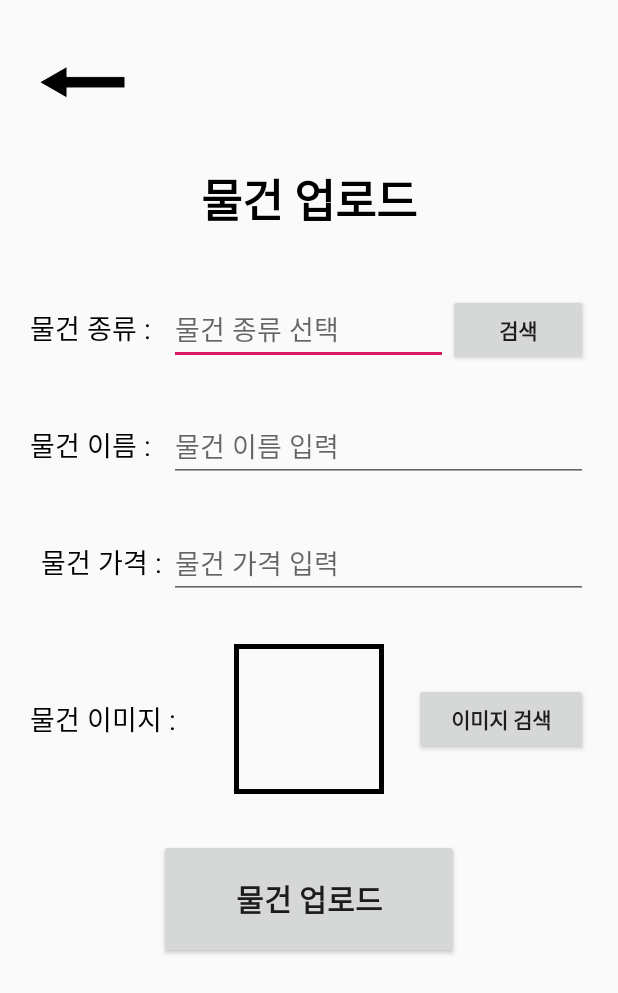
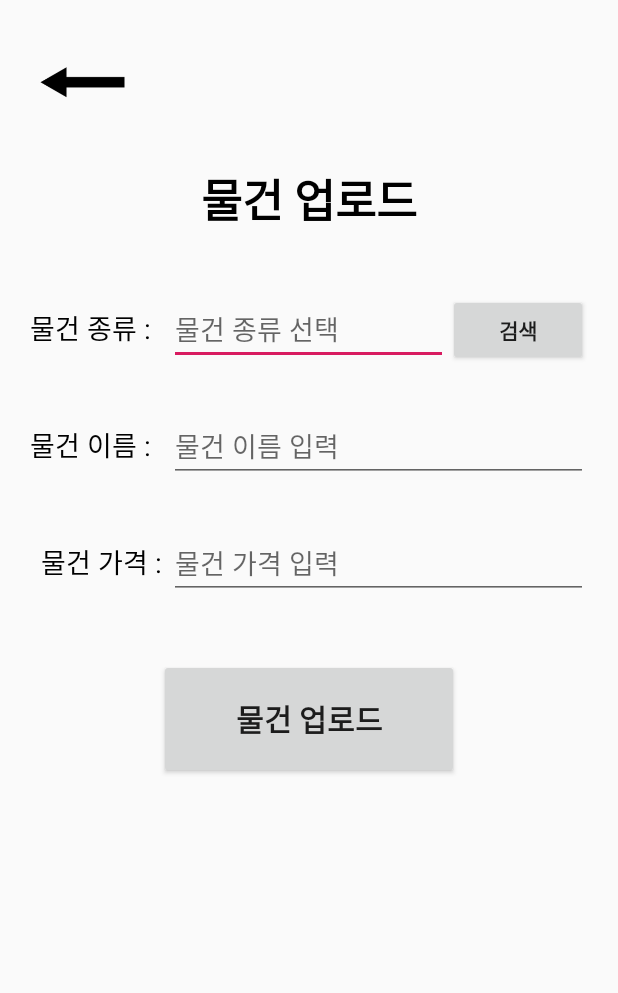
Before and after one commit to ssb2ss/AppProgrammingProject, an Android app: the UploadItemActivity screen opened directly, with no data from a screen before it, after a tap on "물건 업로드", on a phone screen of 412 x 824 dp. Shown: the top 993 px of the screen. Run offline under Robolectric (Android 15) with nearby library versions, the phone set to English and light mode, and no system bars.

Commit message:
거의 완성

```diff
--- a/app/src/main/java/com/example/masterofconsumption/DBHelper.java
+++ b/app/src/main/java/com/example/masterofconsumption/DBHelper.java
@@ -14,7 +14,7 @@ public class DBHelper extends SQLiteOpenHelper {
     }
     @Override
     public void onCreate(SQLiteDatabase db) {
-        String createSQL = "create table uploaditem(item text, name text primary key, price text, image blob)";
+        String createSQL = "create table uploaditem(item text, name text primary key, price text)";
         try
         {
             db.execSQL(createSQL);
--- a/app/src/main/java/com/example/masterofconsumption/ListViewResultAdapter.java
+++ b/app/src/main/java/com/example/masterofconsumption/ListViewResultAdapter.java
@@ -49,7 +49,7 @@ public class ListViewResultAdapter extends BaseAdapter {
 
         name.setText(datas.get(position).name);
         price.setText(datas.get(position).price + "원");
-        value.setText(datas.get(position).value + "개");
+        value.setText("X " + datas.get(position).value);
 
         return convertView;
     }
--- a/app/src/main/java/com/example/masterofconsumption/ListViewSetItem.java
+++ b/app/src/main/java/com/example/masterofconsumption/ListViewSetItem.java
@@ -7,7 +7,6 @@ public class ListViewSetItem {
 
     String name;
     String price;
-    Bitmap image;
     CheckBox checkBox;
 
     public ListViewSetItem(String _name, String _price) {
--- a/app/src/main/java/com/example/masterofconsumption/ListViewSetItemAdapter.java
+++ b/app/src/main/java/com/example/masterofconsumption/ListViewSetItemAdapter.java
@@ -88,10 +88,10 @@ public class ListViewSetItemAdapter extends BaseExpandableListAdapter {
         }
 
         TextView textView = convertView.findViewById(R.id.setItemName);
-        ImageView imageView = convertView.findViewById(R.id.setItemImage);
+        TextView textViewPrice = convertView.findViewById(R.id.setItemPrice);
         kindList.get(groupPosition).itemList.get(childPosition).checkBox = convertView.findViewById(R.id.checkbox);
         textView.setText(kindList.get(groupPosition).itemList.get(childPosition).name);
-        imageView.setImageBitmap(kindList.get(groupPosition).itemList.get(childPosition).image);
+        textViewPrice.setText(kindList.get(groupPosition).itemList.get(childPosition).price);
 
         return convertView;
     }
--- a/app/src/main/java/com/example/masterofconsumption/ResultActivity.java
+++ b/app/src/main/java/com/example/masterofconsumption/ResultActivity.java
@@ -18,6 +18,7 @@ public class ResultActivity extends AppCompatActivity {
 
     BackButtonCloseHandler backButtonCloseHandler;
 
+    TextView priceText;
     Button applyButton;
     ListView listView;
 
@@ -30,8 +31,11 @@ public class ResultActivity extends AppCompatActivity {
 
         backButtonCloseHandler = new BackButtonCloseHandler(this);
 
+        priceText = findViewById(R.id.priceText);
         applyButton = findViewById(R.id.applyButton);
         listView = findViewById(R.id.listView);
+
+        priceText.setText(MainActivity.answerText.getText().toString());
 
         arrayList = new ArrayList<>();
 
--- a/app/src/main/java/com/example/masterofconsumption/SetItemActivity.java
+++ b/app/src/main/java/com/example/masterofconsumption/SetItemActivity.java
@@ -64,9 +64,7 @@ public class SetItemActivity extends AppCompatActivity implements View.OnClickLi
         while(cursor.moveToNext()){
             String name = cursor.getString(1);
             String price = cursor.getString(2);
-            byte[] image = cursor.getBlob(3);
             ListViewSetItem item = new ListViewSetItem(name, price);
-            item.image = setImageViewBitmap(image);
             if(cursor.getString(0).equals("음식")){
                 itemArrayList.get(0).add(item);
             }
@@ -112,10 +110,6 @@ public class SetItemActivity extends AppCompatActivity implements View.OnClickLi
         }
     }
 
-    public Bitmap setImageViewBitmap(byte[] imageByte){
-        return BitmapFactory.decodeByteArray(imageByte, 0, imageByte.length);
-    }
-
     private void initKindArrayList(){
         kindArrayList.add(new ListViewSetItemKind("음식", itemArrayList.get(0)));
         kindArrayList.add(new ListViewSetItemKind("생활용품", itemArrayList.get(1)));
--- a/app/src/main/java/com/example/masterofconsumption/UploadItemActivity.java
+++ b/app/src/main/java/com/example/masterofconsumption/UploadItemActivity.java
@@ -32,9 +32,8 @@ public class UploadItemActivity extends AppCompatActivity implements View.OnClic
     BackButtonCloseHandler backButtonCloseHandler;
 
     ImageButton backButton;
-    Button selectKindButton, selectImageButton, applyButton;
+    Button selectKindButton, applyButton;
     EditText itemKind, itemName, itemPrice;
-    ImageView selectedImage;
 
     AlertDialog itemKindList;
 
@@ -52,13 +51,10 @@ public class UploadItemActivity extends AppCompatActivity implements View.OnClic
         selectKindButton = findViewById(R.id.selectKindButton);
         itemName = findViewById(R.id.itemName);
         itemPrice = findViewById(R.id.itemPrice);
-        selectedImage = findViewById(R.id.selectedImage);
-        selectImageButton = findViewById(R.id.selectImageButton);
         applyButton = findViewById(R.id.applyButton);
 
         backButton.setOnClickListener(this);
         selectKindButton.setOnClickListener(this);
-        selectImageButton.setOnClickListener(this);
         applyButton.setOnClickListener(this);
 
         index = 0;
@@ -96,13 +92,6 @@ public class UploadItemActivity extends AppCompatActivity implements View.OnClic
             itemKindList = builder.create();
             itemKindList.show();
         }
-        else if(v == selectImageButton){
-            //이미지 검색 버튼 눌렀을때
-            Intent intent = new Intent();
-            intent.setType("image/*");
-            intent.setAction(Intent.ACTION_GET_CONTENT);
-            startActivityForResult(intent, 1);
-        }
         else if(v == applyButton){
             //물건 업로드 버튼 눌렀을때
             DBHelper helper = new DBHelper(this);
@@ -111,15 +100,13 @@ public class UploadItemActivity extends AppCompatActivity implements View.OnClic
             String item = itemKind.getText().toString();
             String name = itemName.getText().toString();
             String price = itemPrice.getText().toString();
-            byte[] image = getBytes(selectedImage);
 
-            String sql ="insert into uploaditem values(?,?,?,?)";
+            String sql ="insert into uploaditem values(?,?,?)";
             SQLiteStatement insertStmt = db.compileStatement(sql);
             insertStmt.clearBindings();
             insertStmt.bindString(1, item);
             insertStmt.bindString(2, name);
             insertStmt.bindString(3, price);
-            insertStmt.bindBlob(4, image);
             try {
                 insertStmt.executeInsert();
                 Toast.makeText(this, "물품이 입력되었습니다.",
@@ -134,52 +121,6 @@ public class UploadItemActivity extends AppCompatActivity implements View.OnClic
     }
 
     @Override
-    protected void onActivityResult(int requestCode, int resultCode, @Nullable Intent data) {
-        if(requestCode == 1){
-            if(resultCode == RESULT_OK){
-                try {
-                    InputStream in = getContentResolver().openInputStream(data.getData());
-                    Bitmap img = BitmapFactory.decodeStream(in);
-                    in.close();
-                    selectedImage.setImageBitmap(img);
-                } catch (Exception e){
-                    e.printStackTrace();
-                }
-            }
-        }
-    }
-
-    public byte[] getBytes(ImageView imageView){
-        Bitmap bitmap = resizeImage(imageView);
-        ByteArrayOutputStream stream = new ByteArrayOutputStream();
-        bitmap.compress(Bitmap.CompressFormat.JPEG, 0, stream);
-
-        return stream.toByteArray();
-    }
-
-    private Bitmap resizeImage(ImageView imageView){
-        BitmapFactory.Options options = new BitmapFactory.Options();
-
-        int width = options.outWidth;
-        int height = options.outHeight;
-        int sampleSize = 1;
-
-        while (true) {
-            if (width / 2 < 500 || height / 2 < 500) {
-                break;
-            }
-            width /= 2;
-            height /= 2;
-            sampleSize *= 2;
-        }
-
-        options.inSampleSize = sampleSize;
-        Bitmap bitmap = BitmapFactory.decodeResource(getResources(), imageView.getId(), options);
-
-        return bitmap;
-    }
-
-    @Override
     public void onBackPressed() {
         //super.onBackPressed();
         backButtonCloseHandler.OnPressedBackButton();
--- a/app/src/main/res/layout/activity_upload_item.xml
+++ b/app/src/main/res/layout/activity_upload_item.xml
@@ -98,41 +98,6 @@
             android:inputType="number"
             android:maxLines="1"/>
     </LinearLayout>
-    <LinearLayout
-        android:layout_width="match_parent"
-        android:layout_height="wrap_content"
-        android:orientation="horizontal"
-        android:paddingTop="20dp">
-        <TextView
-            android:layout_width="0dp"
-            android:layout_height="wrap_content"
-            android:layout_weight="1"
-            android:text="물건 이미지 : "
-            android:textColor="#000000"
-            android:textSize="18sp"
-            android:layout_gravity="center"/>
-        <LinearLayout
-            android:layout_width="100dp"
-            android:layout_height="100dp"
-            android:orientation="vertical"
-            android:padding="5dp"
-            android:layout_marginLeft="20dp"
-            android:layout_marginRight="20dp"
-            android:background="@drawable/drawable_border">
-            <ImageView
-                android:id="@+id/selectedImage"
-                android:layout_width="match_parent"
-                android:layout_height="match_parent"/>
-        </LinearLayout>
-        <Button
-            android:id="@+id/selectImageButton"
-            android:layout_width="0dp"
-            android:layout_height="wrap_content"
-            android:layout_weight="1"
-            android:layout_gravity="center"
-            android:text="이미지 검색"
-            android:textStyle="bold"/>
-    </LinearLayout>
 
     <Button
         android:id="@+id/applyButton"
--- a/app/src/main/res/layout/result_item.xml
+++ b/app/src/main/res/layout/result_item.xml
@@ -27,7 +27,7 @@
             android:layout_width="wrap_content"
             android:layout_height="wrap_content"
             android:layout_gravity="right"
-            android:text="X개"
+            android:text="X 숫자"
             android:textColor="#000000"
             android:textSize="20sp"/>
 
```
Also changed, not shown: app/src/main/res/layout/activity_result.xml (+12 -2 lines), app/src/main/res/layout/listview_setitem.xml (+8 -12 lines).
